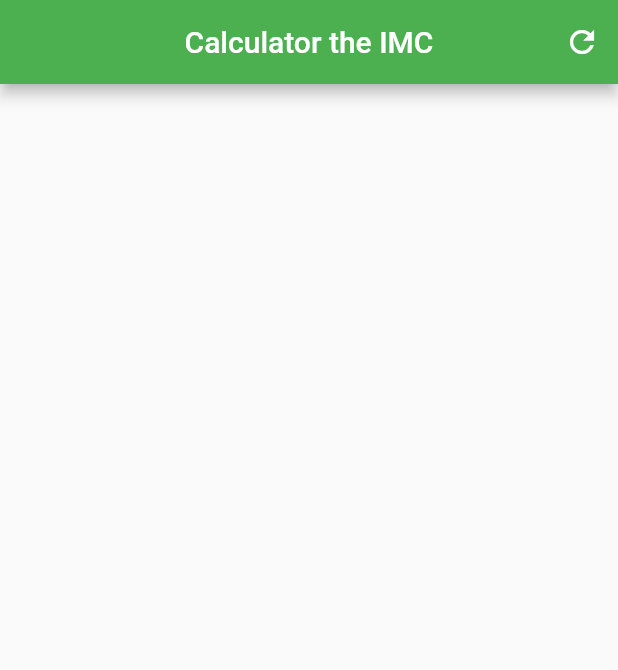
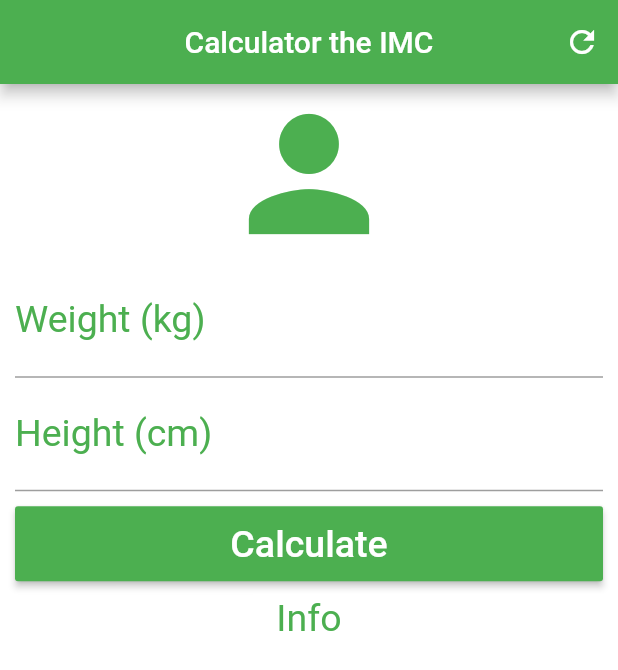
Before and after one commit to Viktoorrocha/hybridcalculator, a Flutter app: the screen it shows after launch, on a phone screen of 412 x 824 dp. Shown: the top 670 px of the screen. Run offline on Flutter 3.47's test engine with Material 2 defaults, Android fonts, the phone set to English and light mode, and no system bars.

Commit message:
ScrollView and RaisedButton

```diff
--- a/lib/main.dart
+++ b/lib/main.dart
@@ -1,12 +1,9 @@
 import 'package:flutter/material.dart';
 
-void main () {
-
+void main() {
   runApp(MaterialApp(
     home: Home(),
-
   ));
-
 }
 
 class Home extends StatefulWidget {
@@ -23,10 +20,52 @@ class _HomeState extends State<Home> {
         centerTitle: true,
         backgroundColor: Colors.green,
         actions: <Widget>[
-          IconButton(icon: Icon(Icons.refresh),
-          onPressed: () {},)
+          IconButton(
+            icon: Icon(Icons.refresh),
+            onPressed: () {},
+          )
         ],
+      ),
+      backgroundColor: Colors.white,
+      body: SingleChildScrollView(
+        padding: EdgeInsets.fromLTRB(10.0, 0.0, 10.0, 0.0),
+        child: Column(
+          crossAxisAlignment: CrossAxisAlignment.stretch,
+          children: <Widget>[
+            Icon(Icons.person, size: 120.0, color: Colors.green),
+            TextField(keyboardType: TextInputType.number,
+              decoration: InputDecoration(
+                  labelText: "Weight (kg)",
+                  labelStyle: TextStyle(color: Colors.green)
+              ),
+              textAlign: TextAlign.center,
+              style: TextStyle(color: Colors.green, fontSize: 25.0),
+            ),
+            TextField(keyboardType: TextInputType.number,
+              decoration: InputDecoration(
+                  labelText: "Height (cm)",
+                  labelStyle: TextStyle(color: Colors.green)
+              ),
+              textAlign: TextAlign.center,
+              style: TextStyle(color: Colors.green, fontSize: 25.0),
+            ),
+            Padding(
+              padding: EdgeInsets.only(top: 10.0, bottom: 10.0),
+              child:  Container(
+                height: 50.0,
+                child:  RaisedButton(
+                  onPressed: () {},
+                  child: Text("Calculate", style: TextStyle(color: Colors.white, fontSize: 25.0),),
+                  color: Colors.green,
+                ),
+              ),
+            ),
 
+            Text("Info",
+              textAlign:  TextAlign.center,
+              style: TextStyle(color: Colors.green, fontSize: 25.0),)
+          ],
+        ),
       ),
     );
   }
```
Also changed, not shown: 1 other file.
